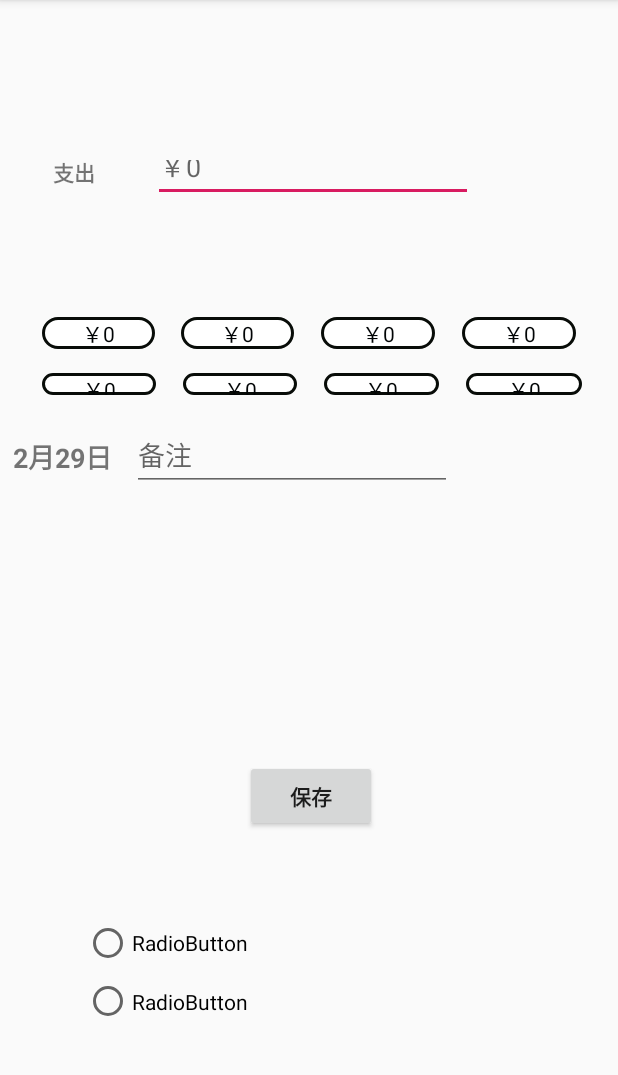
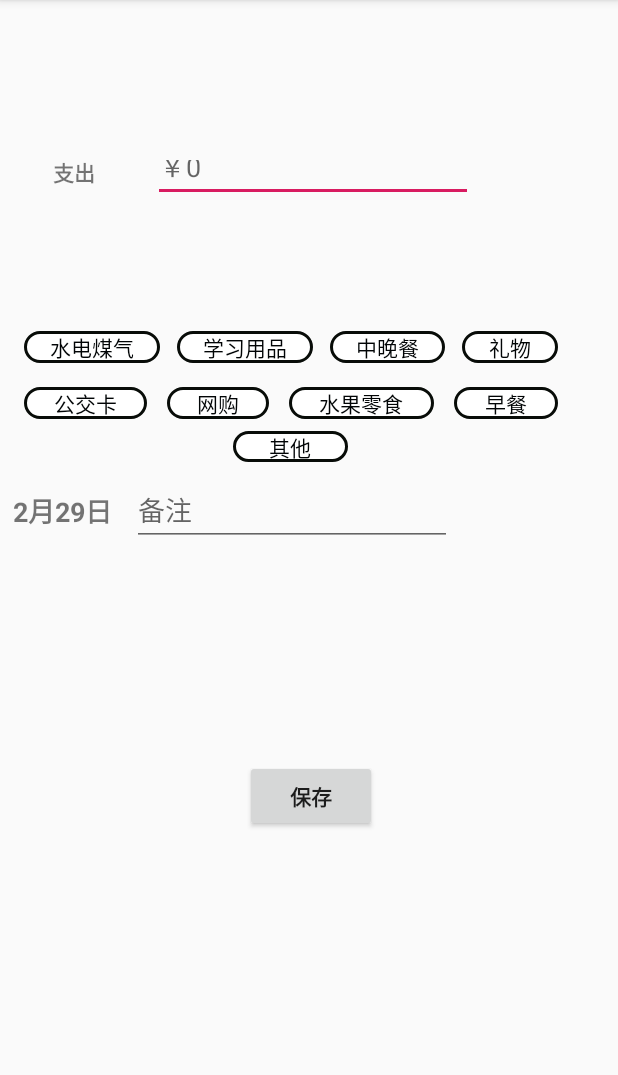
Before and after one commit to Elon-joker/-, an Android app: the MarkActivity screen opened directly, with no data from a screen before it, on a phone screen of 412 x 824 dp, the part 84-1159 px from its top. Run offline under Robolectric (Android 15) with nearby library versions, the phone set to English and light mode, and no system bars.

Commit message:
没解决，暂时先做数据储存

```diff
--- a/app/src/main/java/com/example/a26498/DataBaseHelper.java
+++ b/app/src/main/java/com/example/a26498/DataBaseHelper.java
@@ -6,11 +6,16 @@ import android.database.sqlite.SQLiteOpenHelper;
 import android.util.Log;
 
 public class DataBaseHelper extends SQLiteOpenHelper {
-    //创建支出项的数据库
+    //创建每一笔支出项的数据库
     public static final String CREATE_ACCOUNT_BOOK="create table AccountBook("
             +"class text primary key ,"
+            +"day text,"
             +"payment integer,"
             +"remark text)";
+    //创建总支出的数据库
+    public static final String CREATE_ACCOUNT_TOTAL_BOOK="create table AccountTotalBook("
+            +"class text primary key ,"
+            +"payment integer)";
     public DataBaseHelper(Context context, String name, SQLiteDatabase.CursorFactory factory,int version){
              super(context,name,factory,version);
 
@@ -18,6 +23,7 @@ public class DataBaseHelper extends SQLiteOpenHelper {
     @Override
     public void onCreate(SQLiteDatabase SQLdb){
         SQLdb.execSQL(CREATE_ACCOUNT_BOOK);
+        SQLdb.execSQL(CREATE_ACCOUNT_TOTAL_BOOK);
         Log.i("456","161611");
        }
     @Override
--- a/app/src/main/java/com/example/a26498/MarkActivity.java
+++ b/app/src/main/java/com/example/a26498/MarkActivity.java
@@ -18,8 +18,10 @@ public class MarkActivity extends AppCompatActivity {
     private DataBaseHelper dataBaseHelper;
     private TextView textDate;
     private RadioGroup radioGroup;
+    private TextView editText;
 
-    private String text;
+    private String classText;
+    private String outMoney;
 
     @Override
     protected void onCreate(Bundle savedInstanceState) {
@@ -29,21 +31,26 @@ public class MarkActivity extends AppCompatActivity {
         String dataText= ""+(Calendar.getInstance().get(Calendar.MONTH)+1)+"月"+Calendar.getInstance().get(Calendar.DAY_OF_MONTH)+"日";
         textDate=this.findViewById(R.id.date);
         radioGroup=this.findViewById(R.id.multiRadioGroup);
+        editText=this.findViewById(R.id.editText);
         textDate.setText(dataText);
         radioGroup.setOnCheckedChangeListener(new RadioGroup.OnCheckedChangeListener(){
             @Override
             public void onCheckedChanged(RadioGroup group, int checkedId){
                 RadioButton r=findViewById(checkedId);
-                text=String.valueOf(r.getText());
+                classText=String.valueOf(r.getText());
             }
         });
-
-       // dataInitialize();//数据库的初始化
+        accountTotalBookInitialize();//数据库的初始化
     }
 
     public void onClickBtnSave(View view){
         //获取界面的支出信息
-        Log.i("45",text);
+        SQLiteDatabase database=dataBaseHelper.getWritableDatabase();
+        ContentValues values=new ContentValues();
+        outMoney=editText.getText().toString();
+        int outTotal=100;
+        values.put("payment",outTotal);
+        database.update("AccountTotalBook",values,"name=?",new String[]{classText});
 
         Intent intent = new Intent(MarkActivity.this,MainActivity.class);
         TextView textView=findViewById(R.id.editText);
@@ -61,63 +68,54 @@ public class MarkActivity extends AppCompatActivity {
     }
     /*一般方法*/
 
-    public void dataInitialize(){
-        dataBaseHelper=new DataBaseHelper(this,"AccountBook.db",null,1);
+    public void accountTotalBookInitialize(){
+        dataBaseHelper=new DataBaseHelper(this,"AccountTotalBook.db",null,1);
         SQLiteDatabase database=dataBaseHelper.getWritableDatabase();
         ContentValues values=new ContentValues();
         //开始添加数据库的架构
         values.put("class","水电煤气");
         values.put("payment",0);
-        values.put("date","");
-        database.replace("AccountBook",null,values);//插入第一类消费
+        database.replace("AccountTotalBook",null,values);//插入第一类消费
         values.clear();//清除存记录，开始下一条记录
         //第二条
         values.put("class","学习用品");
         values.put("payment",0);
-        values.put("date","");
-        database.replace("AccountBook",null,values);//插入第一类消费
+        database.replace("AccountTotalBook",null,values);//插入第一类消费
         values.clear();//清除存记录，开始下一条记录
         //第四条
         values.put("class","中晚餐");
         values.put("payment",0);
-        values.put("date","");
-        database.replace("AccountBook",null,values);//插入第一类消费
+        database.replace("AccountTotalBook",null,values);//插入第一类消费
         values.clear();//清除存记录，开始下一条记录
         //第五条
         values.put("class","礼物");
         values.put("payment",0);
-        values.put("date","");
-        database.replace("AccountBook",null,values);//插入第一类消费
+        database.replace("AccountTotalBook",null,values);//插入第一类消费
         values.clear();//清除存记录，开始下一条记录
         //第六条
         values.put("class","公交卡");
         values.put("payment",0);
-        values.put("date","");
-        database.replace("AccountBook",null,values);//插入第一类消费
+        database.replace("AccountTotalBook",null,values);//插入第一类消费
         values.clear();//清除存记录，开始下一条记录
         //第七条
         values.put("class","网购");
         values.put("payment",0);
-        values.put("date","");
-        database.replace("AccountBook",null,values);//插入第一类消费
+        database.replace("AccountTotalBook",null,values);//插入第一类消费
         values.clear();//清除存记录，开始下一条记录
         //第八条
         values.put("class","水果零食");
         values.put("payment",0);
-        values.put("date","");
-        database.replace("AccountBook",null,values);//插入第一类消费
+        database.replace("AccountTotalBook",null,values);//插入第一类消费
         values.clear();//清除存记录，开始下一条记录
         //第九条
         values.put("class","早餐");
         values.put("payment",0);
-        values.put("date","");
-        database.replace("AccountBook",null,values);//插入第一类消费
+        database.replace("AccountTotalBook",null,values);//插入第一类消费
         values.clear();//清除存记录，开始下一条记录
         //第十条
         values.put("class","其他");
         values.put("payment",0);
-        values.put("date","");
-        database.replace("AccountBook",null,values);//插入第一类消费
+        database.replace("AccountTotalBook",null,values);//插入第一类消费
         values.clear();//清除存记录，开始下一条记录
     }
 }
--- a/app/src/main/res/layout/activity_mark.xml
+++ b/app/src/main/res/layout/activity_mark.xml
@@ -68,7 +68,7 @@
     <com.example.a26498.MultiRadioGroup
         android:id="@+id/multiRadioGroup"
         android:layout_width="372dp"
-        android:layout_height="68dp"
+        android:layout_height="95dp"
         android:layout_marginStart="8dp"
         android:layout_marginLeft="8dp"
         android:layout_marginTop="8dp"
@@ -78,9 +78,10 @@
         android:orientation="vertical"
         app:layout_constraintBottom_toBottomOf="parent"
         app:layout_constraintEnd_toEndOf="parent"
+        app:layout_constraintHorizontal_bias="0.0"
         app:layout_constraintStart_toStartOf="parent"
         app:layout_constraintTop_toTopOf="parent"
-        app:layout_constraintVertical_bias="0.286">
+        app:layout_constraintVertical_bias="0.312">
 
         <LinearLayout
             android:layout_width="match_parent"
@@ -106,7 +107,7 @@
                 android:button="@null"
                 android:checked="false"
                 android:gravity="center"
-                android:text="@string/text_0"
+                android:text="@string/text_水电煤气"
                 android:textColor="@color/text_check_color" />
 
             <Space
@@ -123,7 +124,7 @@
                 android:button="@null"
                 android:checked="false"
                 android:gravity="center"
-                android:text="@string/text_0"
+                android:text="@string/text_学习用品"
                 android:textColor="@color/text_check_color" />
 
             <Space
@@ -140,7 +141,7 @@
                 android:button="@null"
                 android:checked="false"
                 android:gravity="center"
-                android:text="@string/text_0"
+                android:text="@string/text_中晚餐"
                 android:textColor="@color/text_check_color" />
 
             <Space
@@ -157,12 +158,12 @@
                 android:button="@null"
                 android:checked="false"
                 android:gravity="center"
-                android:text="@string/text_0"
+                android:text="@string/text_礼物"
                 android:textColor="@color/text_check_color" />
         </LinearLayout>
 
         <LinearLayout
-            android:layout_width="360dp"
+            android:layout_width="match_parent"
             android:layout_height="wrap_content"
             android:layout_marginStart="8dp"
             android:layout_marginLeft="8dp"
@@ -187,7 +188,7 @@
                 android:button="@null"
                 android:checked="false"
                 android:gravity="center"
-                android:text="@string/text_0"
+                android:text="@string/text_公交卡"
                 android:textColor="@color/text_check_color" />
 
             <Space
@@ -204,7 +205,7 @@
                 android:button="@null"
                 android:checked="false"
                 android:gravity="center"
-                android:text="@string/text_0"
+                android:text="@string/text_网购"
                 android:textColor="@color/text_check_color" />
 
             <Space
@@ -221,7 +222,7 @@
                 android:button="@null"
                 android:checked="false"
                 android:gravity="center"
-                android:text="@string/text_0"
+                android:text="@string/text_水果零食"
                 android:textColor="@color/text_check_color" />
 
             <Space
@@ -237,8 +238,36 @@
                 android:background="@drawable/text_check_on"
                 android:button="@null"
                 android:gravity="center"
-                android:text="@string/text_0"
+                android:text="@string/text_早餐"
                 android:textColor="@color/text_check_color" />
+
+        </LinearLayout>
+
+        <LinearLayout
+            android:layout_width="match_parent"
+            android:layout_height="wrap_content"
+            android:orientation="horizontal">
+
+            <Space
+                android:layout_width="wrap_content"
+                android:layout_height="wrap_content"
+                android:layout_weight="3" />
+
+            <RadioButton
+                android:id="@+id/radioButton9"
+                android:layout_width="wrap_content"
+                android:layout_height="wrap_content"
+                android:layout_weight="1"
+                android:background="@drawable/text_check_on"
+                android:button="@null"
+                android:gravity="center"
+                android:text="@string/text_其他"
+                android:textColor="@color/text_check_color" />
+
+            <Space
+                android:layout_width="wrap_content"
+                android:layout_height="wrap_content"
+                android:layout_weight="3" />
 
         </LinearLayout>
 
@@ -285,36 +314,4 @@
         app:layout_constraintTop_toBottomOf="@+id/multiRadioGroup"
         app:layout_constraintVertical_bias="0.0" />
 
-    <RadioGroup
-        android:id="@+id/ttt"
-        android:layout_width="301dp"
-        android:layout_height="78dp"
-        android:layout_marginStart="8dp"
-        android:layout_marginLeft="8dp"
-        android:layout_marginTop="8dp"
-        android:layout_marginEnd="8dp"
-        android:layout_marginRight="8dp"
-        android:layout_marginBottom="8dp"
-        app:layout_constraintBottom_toBottomOf="parent"
-        app:layout_constraintEnd_toEndOf="parent"
-        app:layout_constraintHorizontal_bias="0.505"
-        app:layout_constraintStart_toStartOf="parent"
-        app:layout_constraintTop_toTopOf="parent"
-        app:layout_constraintVertical_bias="0.892">
-
-        <RadioButton
-            android:id="@+id/radioButton9"
-            android:layout_width="wrap_content"
-            android:layout_height="wrap_content"
-            android:layout_weight="1"
-            android:text="RadioButton" />
-
-        <RadioButton
-            android:id="@+id/radioButton10"
-            android:layout_width="wrap_content"
-            android:layout_height="wrap_content"
-            android:layout_weight="1"
-            android:text="RadioButton" />
-    </RadioGroup>
-
 </android.support.constraint.ConstraintLayout>
--- a/app/src/main/res/values/strings.xml
+++ b/app/src/main/res/values/strings.xml
@@ -17,4 +17,13 @@
     <string name="text_MoneyDay">每日预算</string>
     <string name="checkbox">CheckBox</string>
     <string name="textBZ">备注</string>
+    <string name="text_水电煤气">水电煤气</string>
+    <string name="text_学习用品">学习用品</string>
+    <string name="text_中晚餐">中晚餐</string>
+    <string name="text_礼物">礼物</string>
+    <string name="text_公交卡">公交卡</string>
+    <string name="text_网购">网购</string>
+    <string name="text_水果零食">水果零食</string>
+    <string name="text_早餐">早餐</string>
+    <string name="text_其他">其他</string>
 </resources>
```
